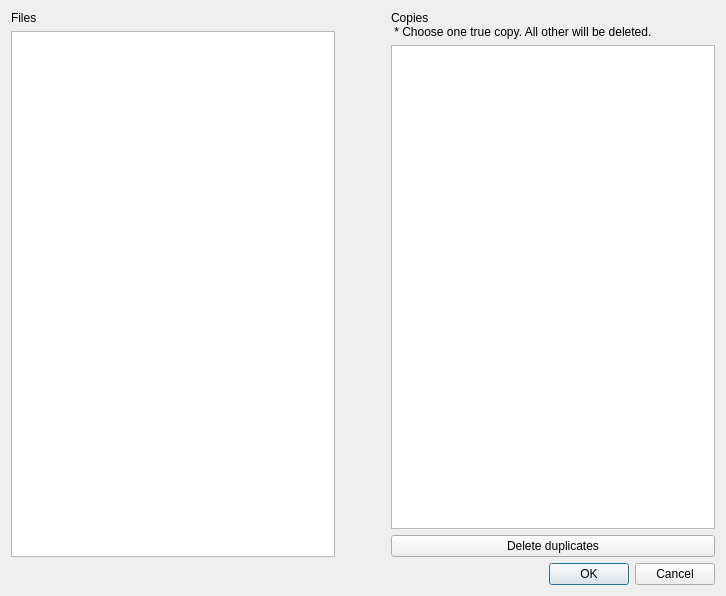
eagerber/BookLibrary, file findduplicatesdialog.ui: the form before one commit.
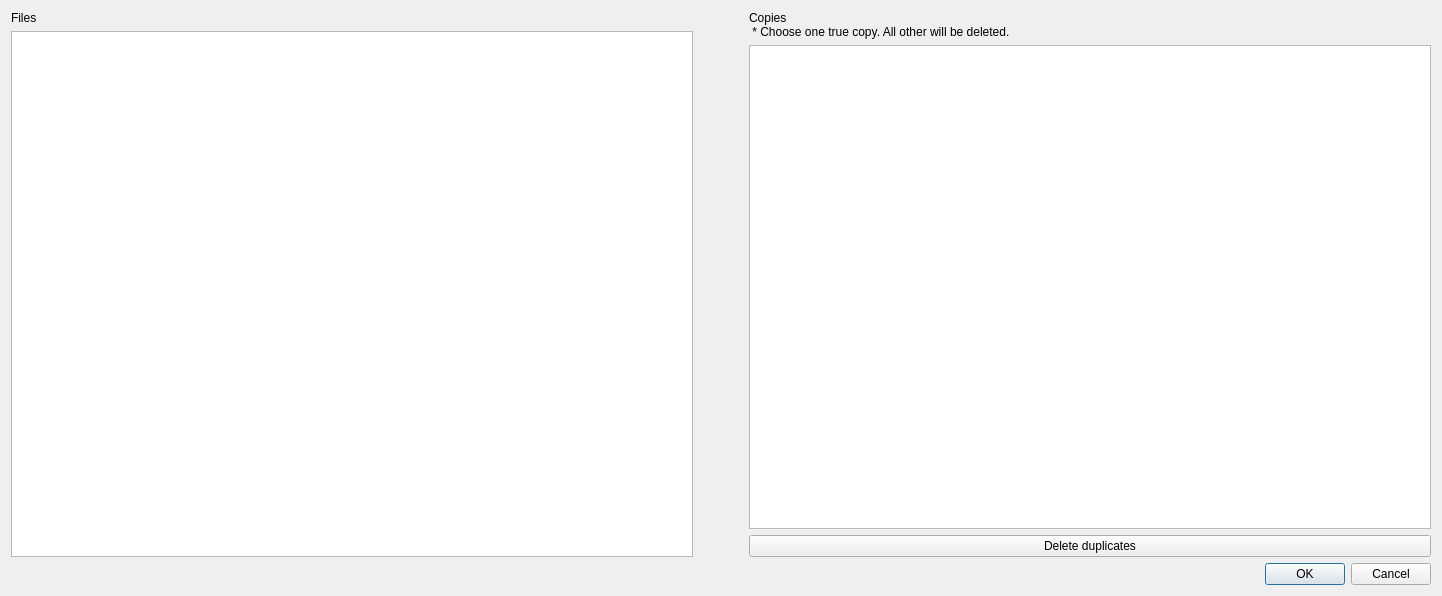
The form after the commit.

```diff
--- a/findduplicatesdialog.ui
+++ b/findduplicatesdialog.ui
@@ -6,7 +6,7 @@
    <rect>
     <x>0</x>
     <y>0</y>
-    <width>726</width>
+    <width>1442</width>
     <height>596</height>
    </rect>
   </property>
```
